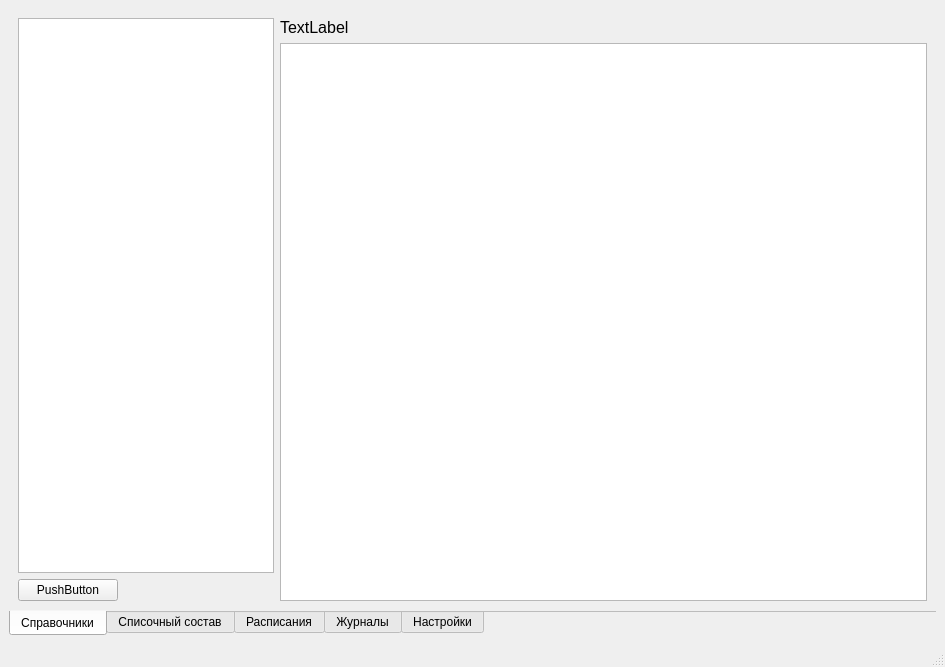
First picture: the form in widgets/MainWindow.ui, repository AlexanderSokolov69/Journals, before the edit.
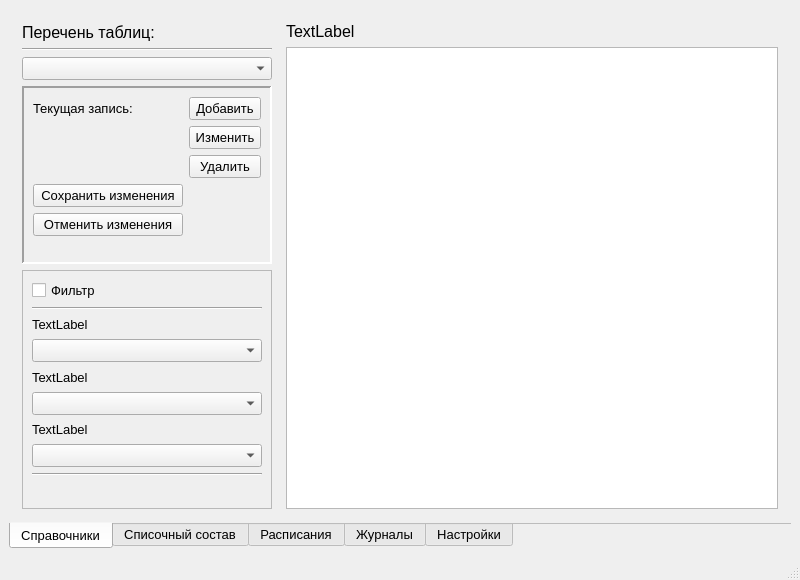
Second picture: the form after the edit. Icons and pictures are not drawn.

The edit to the form file:
```diff
--- a/widgets/MainWindow.ui
+++ b/widgets/MainWindow.ui
@@ -6,17 +6,35 @@
    <rect>
     <x>0</x>
     <y>0</y>
-    <width>945</width>
-    <height>667</height>
+    <width>800</width>
+    <height>580</height>
    </rect>
   </property>
+  <property name="minimumSize">
+   <size>
+    <width>800</width>
+    <height>580</height>
+   </size>
+  </property>
   <property name="windowTitle">
    <string>MainWindow</string>
   </property>
+  <property name="windowIcon">
+   <iconset>
+    <normaloff>IT-куб3.PNG</normaloff>IT-куб3.PNG</iconset>
+  </property>
+  <property name="autoFillBackground">
+   <bool>false</bool>
+  </property>
   <widget class="QWidget" name="centralwidget">
    <layout class="QVBoxLayout" name="verticalLayout">
     <item>
      <widget class="QTabWidget" name="MainTab">
+      <property name="font">
+       <font>
+        <pointsize>10</pointsize>
+       </font>
+      </property>
       <property name="tabPosition">
        <enum>QTabWidget::South</enum>
       </property>
@@ -27,6 +45,18 @@
        <bool>true</bool>
       </property>
       <widget class="QWidget" name="tab1">
+       <property name="minimumSize">
+        <size>
+         <width>200</width>
+         <height>0</height>
+        </size>
+       </property>
+       <property name="maximumSize">
+        <size>
+         <width>16777215</width>
+         <height>16777215</height>
+        </size>
+       </property>
        <attribute name="title">
         <string>Справочники</string>
        </attribute>
@@ -34,46 +64,322 @@
         <item>
          <layout class="QVBoxLayout" name="verticalLayout_2">
           <property name="sizeConstraint">
-           <enum>QLayout::SetDefaultConstraint</enum>
+           <enum>QLayout::SetMinimumSize</enum>
           </property>
+          <property name="leftMargin">
+           <number>4</number>
+          </property>
+          <property name="topMargin">
+           <number>4</number>
+          </property>
+          <property name="rightMargin">
+           <number>4</number>
+          </property>
+          <property name="bottomMargin">
+           <number>4</number>
+          </property>
           <item>
-           <widget class="QListWidget" name="listWidget">
+           <widget class="QLabel" name="label">
+            <property name="maximumSize">
+             <size>
+              <width>250</width>
+              <height>20</height>
+             </size>
+            </property>
+            <property name="font">
+             <font>
+              <pointsize>12</pointsize>
+             </font>
+            </property>
+            <property name="frameShape">
+             <enum>QFrame::NoFrame</enum>
+            </property>
+            <property name="lineWidth">
+             <number>1</number>
+            </property>
+            <property name="text">
+             <string>Перечень таблиц:</string>
+            </property>
+            <property name="wordWrap">
+             <bool>false</bool>
+            </property>
+           </widget>
+          </item>
+          <item>
+           <widget class="Line" name="line_3">
+            <property name="maximumSize">
+             <size>
+              <width>250</width>
+              <height>16777215</height>
+             </size>
+            </property>
+            <property name="orientation">
+             <enum>Qt::Horizontal</enum>
+            </property>
+           </widget>
+          </item>
+          <item>
+           <widget class="QComboBox" name="listBox">
+            <property name="minimumSize">
+             <size>
+              <width>220</width>
+              <height>0</height>
+             </size>
+            </property>
+            <property name="maximumSize">
+             <size>
+              <width>250</width>
+              <height>16777215</height>
+             </size>
+            </property>
+            <property name="font">
+             <font>
+              <pointsize>10</pointsize>
+             </font>
+            </property>
+           </widget>
+          </item>
+          <item>
+           <widget class="QFrame" name="frame">
             <property name="sizePolicy">
              <sizepolicy hsizetype="Minimum" vsizetype="Expanding">
               <horstretch>0</horstretch>
               <verstretch>0</verstretch>
              </sizepolicy>
             </property>
+            <property name="minimumSize">
+             <size>
+              <width>250</width>
+              <height>0</height>
+             </size>
+            </property>
             <property name="maximumSize">
              <size>
-              <width>300</width>
-              <height>16777215</height>
+              <width>250</width>
+              <height>178</height>
              </size>
             </property>
-            <property name="font">
-             <font>
-              <pointsize>12</pointsize>
-             </font>
+            <property name="frameShape">
+             <enum>QFrame::Panel</enum>
             </property>
+            <property name="frameShadow">
+             <enum>QFrame::Sunken</enum>
+            </property>
+            <property name="lineWidth">
+             <number>2</number>
+            </property>
+            <layout class="QFormLayout" name="formLayout">
+             <item row="1" column="1">
+              <widget class="QPushButton" name="addButton">
+               <property name="maximumSize">
+                <size>
+                 <width>100</width>
+                 <height>16777215</height>
+                </size>
+               </property>
+               <property name="text">
+                <string>Добавить</string>
+               </property>
+              </widget>
+             </item>
+             <item row="2" column="1">
+              <widget class="QPushButton" name="editButton">
+               <property name="text">
+                <string>Изменить</string>
+               </property>
+              </widget>
+             </item>
+             <item row="3" column="1">
+              <widget class="QPushButton" name="delButton">
+               <property name="text">
+                <string>Удалить</string>
+               </property>
+              </widget>
+             </item>
+             <item row="1" column="0">
+              <widget class="QLabel" name="label_2">
+               <property name="text">
+                <string>Текущая запись:</string>
+               </property>
+              </widget>
+             </item>
+             <item row="4" column="0">
+              <widget class="QPushButton" name="pushButton_2">
+               <property name="minimumSize">
+                <size>
+                 <width>150</width>
+                 <height>0</height>
+                </size>
+               </property>
+               <property name="font">
+                <font>
+                 <weight>50</weight>
+                 <bold>false</bold>
+                </font>
+               </property>
+               <property name="text">
+                <string>Сохранить изменения</string>
+               </property>
+              </widget>
+             </item>
+             <item row="5" column="0">
+              <widget class="QPushButton" name="pushButton_3">
+               <property name="minimumSize">
+                <size>
+                 <width>150</width>
+                 <height>0</height>
+                </size>
+               </property>
+               <property name="text">
+                <string>Отменить изменения</string>
+               </property>
+              </widget>
+             </item>
+             <item row="3" column="0">
+              <widget class="QLabel" name="labelCur2">
+               <property name="text">
+                <string/>
+               </property>
+              </widget>
+             </item>
+             <item row="2" column="0">
+              <widget class="QLabel" name="labelCur1">
+               <property name="text">
+                <string/>
+               </property>
+              </widget>
+             </item>
+            </layout>
            </widget>
           </item>
           <item>
-           <widget class="QPushButton" name="pushButton">
+           <widget class="QFrame" name="frame_2">
+            <property name="sizePolicy">
+             <sizepolicy hsizetype="Preferred" vsizetype="Minimum">
+              <horstretch>0</horstretch>
+              <verstretch>0</verstretch>
+             </sizepolicy>
+            </property>
+            <property name="minimumSize">
+             <size>
+              <width>0</width>
+              <height>160</height>
+             </size>
+            </property>
             <property name="maximumSize">
              <size>
-              <width>100</width>
+              <width>250</width>
               <height>16777215</height>
              </size>
             </property>
-            <property name="text">
-             <string>PushButton</string>
+            <property name="frameShape">
+             <enum>QFrame::StyledPanel</enum>
             </property>
+            <property name="frameShadow">
+             <enum>QFrame::Raised</enum>
+            </property>
+            <layout class="QVBoxLayout" name="verticalLayout_4">
+             <item>
+              <widget class="QCheckBox" name="fltCheck">
+               <property name="maximumSize">
+                <size>
+                 <width>16777215</width>
+                 <height>16777215</height>
+                </size>
+               </property>
+               <property name="text">
+                <string>Фильтр</string>
+               </property>
+              </widget>
+             </item>
+             <item>
+              <widget class="Line" name="line">
+               <property name="orientation">
+                <enum>Qt::Horizontal</enum>
+               </property>
+              </widget>
+             </item>
+             <item>
+              <widget class="QLabel" name="fltLabel1">
+               <property name="maximumSize">
+                <size>
+                 <width>16777215</width>
+                 <height>20</height>
+                </size>
+               </property>
+               <property name="text">
+                <string>TextLabel</string>
+               </property>
+              </widget>
+             </item>
+             <item>
+              <widget class="QComboBox" name="fltCombo1"/>
+             </item>
+             <item>
+              <widget class="QLabel" name="fltLabel2">
+               <property name="maximumSize">
+                <size>
+                 <width>16777215</width>
+                 <height>20</height>
+                </size>
+               </property>
+               <property name="text">
+                <string>TextLabel</string>
+               </property>
+              </widget>
+             </item>
+             <item>
+              <widget class="QComboBox" name="fltCombo2"/>
+             </item>
+             <item>
+              <widget class="QLabel" name="fltLabel3">
+               <property name="maximumSize">
+                <size>
+                 <width>16777215</width>
+                 <height>20</height>
+                </size>
+               </property>
+               <property name="text">
+                <string>TextLabel</string>
+               </property>
+              </widget>
+             </item>
+             <item>
+              <widget class="QComboBox" name="fltCombo3"/>
+             </item>
+             <item>
+              <widget class="Line" name="line_2">
+               <property name="orientation">
+                <enum>Qt::Horizontal</enum>
+               </property>
+              </widget>
+             </item>
+             <item>
+              <widget class="QLabel" name="label_3">
+               <property name="text">
+                <string/>
+               </property>
+              </widget>
+             </item>
+            </layout>
            </widget>
           </item>
          </layout>
         </item>
         <item>
          <layout class="QVBoxLayout" name="verticalLayout_3">
+          <property name="leftMargin">
+           <number>4</number>
+          </property>
+          <property name="topMargin">
+           <number>4</number>
+          </property>
+          <property name="rightMargin">
+           <number>4</number>
+          </property>
+          <property name="bottomMargin">
+           <number>4</number>
+          </property>
           <item>
            <widget class="QLabel" name="tableLabel">
             <property name="font">
@@ -87,7 +393,14 @@
            </widget>
           </item>
           <item>
-           <widget class="QTableView" name="tableView"/>
+           <widget class="QTableView" name="tableView">
+            <property name="sizePolicy">
+             <sizepolicy hsizetype="Expanding" vsizetype="Expanding">
+              <horstretch>0</horstretch>
+              <verstretch>0</verstretch>
+             </sizepolicy>
+            </property>
+           </widget>
           </item>
          </layout>
         </item>
```
Left out of the diff: 2 changed lines with no effect on the pictures.
